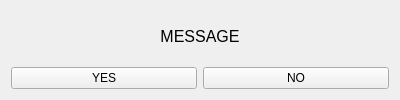
Above: src/ui-qt/base/ui_ecp_dialogs/wgt_swarm.ui from ptroja/mrrocpp before the change. Below: the same form after it.
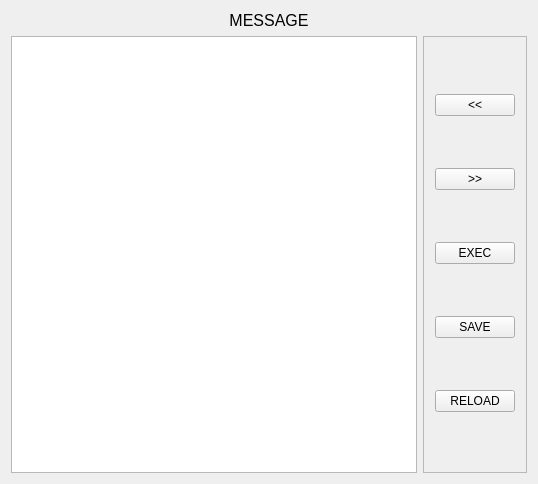
That is the form after the change.

Commit message: ui swarm window added tests needed

What changed in the file:
```diff
--- a/src/ui-qt/base/ui_ecp_dialogs/wgt_swarm.ui
+++ b/src/ui-qt/base/ui_ecp_dialogs/wgt_swarm.ui
@@ -6,8 +6,8 @@
    <rect>
     <x>0</x>
     <y>0</y>
-    <width>400</width>
-    <height>100</height>
+    <width>538</width>
+    <height>484</height>
    </rect>
   </property>
   <property name="minimumSize">
@@ -39,17 +39,53 @@
     </widget>
    </item>
    <item row="1" column="0">
-    <widget class="QPushButton" name="pushButton_yes">
-     <property name="text">
-      <string>YES</string>
-     </property>
-    </widget>
+    <widget class="QTextEdit" name="textEdit"/>
    </item>
    <item row="1" column="1">
-    <widget class="QPushButton" name="pushButton_no">
-     <property name="text">
-      <string>NO</string>
+    <widget class="QFrame" name="frame">
+     <property name="frameShape">
+      <enum>QFrame::StyledPanel</enum>
      </property>
+     <property name="frameShadow">
+      <enum>QFrame::Raised</enum>
+     </property>
+     <layout class="QVBoxLayout" name="verticalLayout">
+      <item>
+       <widget class="QPushButton" name="pushButton_prev">
+        <property name="text">
+         <string>&lt;&lt;</string>
+        </property>
+       </widget>
+      </item>
+      <item>
+       <widget class="QPushButton" name="pushButton_next">
+        <property name="text">
+         <string>&gt;&gt;</string>
+        </property>
+       </widget>
+      </item>
+      <item>
+       <widget class="QPushButton" name="pushButton_exec">
+        <property name="text">
+         <string>EXEC</string>
+        </property>
+       </widget>
+      </item>
+      <item>
+       <widget class="QPushButton" name="pushButton_save">
+        <property name="text">
+         <string>SAVE</string>
+        </property>
+       </widget>
+      </item>
+      <item>
+       <widget class="QPushButton" name="pushButton_reload">
+        <property name="text">
+         <string>RELOAD</string>
+        </property>
+       </widget>
+      </item>
+     </layout>
     </widget>
    </item>
   </layout>
```
The commit also changes 2 other files.
